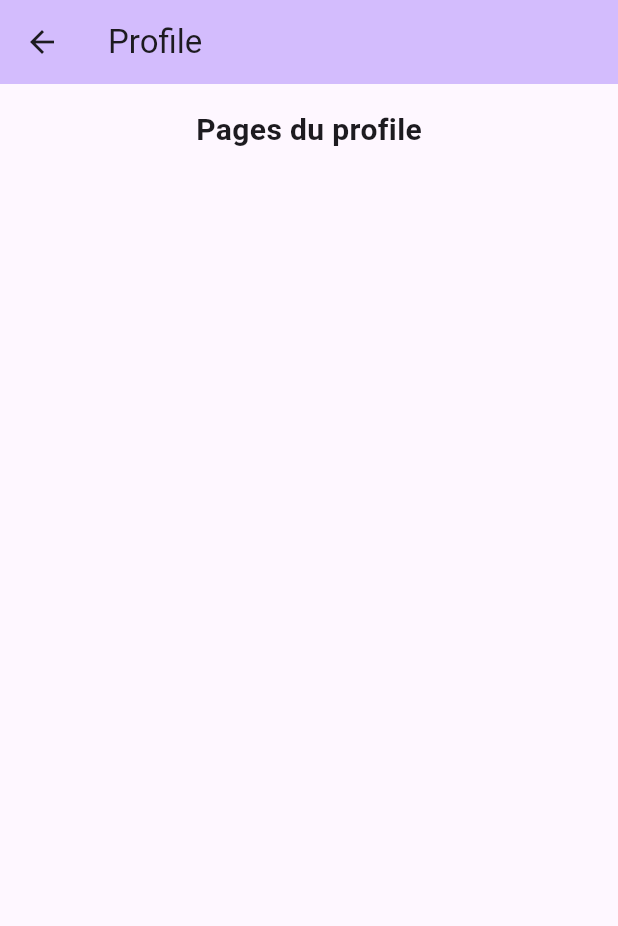
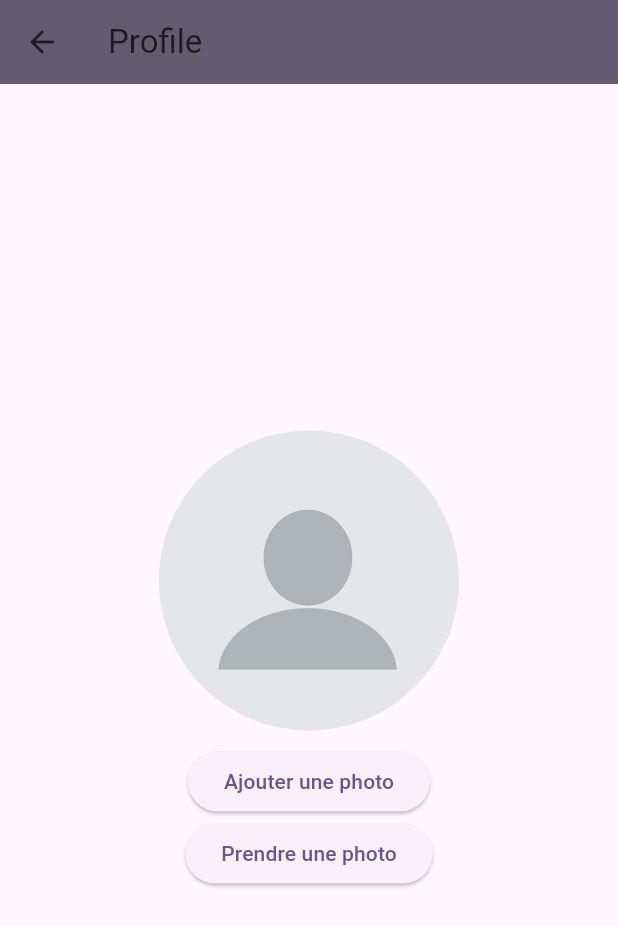
Before and after one commit to Kevin4815/Appli_music, a Flutter app: the ProfilePage screen opened directly, on a phone screen of 412 x 824 dp. Shown: the top 926 px of the screen. Run offline on Flutter 3.47's test engine with Material 3 defaults, Android fonts, the phone set to English and light mode, and no system bars; our stand-ins replace cloud_firestore, firebase_auth, firebase_core, image_picker; accounts and stored records are empty; network calls fail.

Commit message:
ajout photo page profile

```diff
--- a/appli_music/lib/navbar_screens/profile_page.dart
+++ b/appli_music/lib/navbar_screens/profile_page.dart
@@ -1,8 +1,10 @@
+import 'dart:io';
+
 import 'package:flutter/material.dart';
-
+import 'package:image_picker/image_picker.dart';
 
 class ProfilePage extends StatefulWidget {
-  const ProfilePage({super.key, required this.title});
+  const ProfilePage({Key? key, required this.title}) : super(key: key);
 
   final String title;
 
@@ -11,30 +13,60 @@ class ProfilePage extends StatefulWidget {
 }
 
 class _ProfilePage extends State<ProfilePage> {
+  late ImageProvider<Object> _profileImage = const AssetImage('assets/profil_vide.jpg');
+
+  final ImagePicker picker = ImagePicker();
+
+  _chooseImage() async {
+    final XFile? pickedFile = await picker.pickImage(source: ImageSource.gallery);
+
+    if (pickedFile != null) {
+      setState(() {
+        _profileImage = FileImage(File(pickedFile.path));
+      });
+    }
+  }
+
+  _pickImage() async {
+    final XFile? pickedFile = await picker.pickImage(source: ImageSource.camera);
+
+    if (pickedFile != null) {
+      setState(() {
+        _profileImage = FileImage(File(pickedFile.path));
+      });
+    }
+  }
 
   @override
   Widget build(BuildContext context) {
-
     Widget title = Container(
       alignment: Alignment.topCenter,
       constraints: const BoxConstraints(maxHeight: 170.0),
       padding: const EdgeInsets.all(16.0),
-      child: const Row(
+      child: Column(
         mainAxisAlignment: MainAxisAlignment.center,
         children: [
-          Text(
-            'Pages du profile',
-            style: TextStyle(fontWeight: FontWeight.bold, fontSize: 20),
+          CircleAvatar(
+            radius: 100.0,
+            backgroundImage: _profileImage,
+          ),
+          const SizedBox(height: 10.0),
+          ElevatedButton(
+            onPressed: _chooseImage,
+            child: const Text('Ajouter une photo'),
+          ),
+          ElevatedButton(
+            onPressed: _pickImage,
+            child: const Text('Prendre une photo'),
           ),
         ],
       ),
     );
 
-
-   return Scaffold(
+    return Scaffold(
       resizeToAvoidBottomInset: false,
       appBar: AppBar(
-        backgroundColor: Theme.of(context).colorScheme.inversePrimary,
+        backgroundColor: Theme.of(context).colorScheme.secondary,
         title: Text(widget.title),
       ),
       body: Center(
--- a/appli_music/pubspec.yaml
+++ b/appli_music/pubspec.yaml
@@ -40,6 +40,9 @@ dependencies:
   fluttertoast: ^8.2.4
   http: ^1.1.0
   cloud_firestore: ^4.13.6
+  form_validator: ">=0.1.1 <2.0.0"
+  flutter_pw_validator: ^1.6.0
+  image_picker: ^1.0.7
 
 dev_dependencies:
   flutter_test:
@@ -64,7 +67,8 @@ flutter:
   uses-material-design: true
 
   # To add assets to your application, add an assets section, like this:
-  # assets:
+  assets:
+    - assets/profil_vide.jpg
   #   - images/a_dot_burr.jpeg
   #   - images/a_dot_ham.jpeg
 
```
Also changed, not shown: appli_music/lib/Auth/login.dart (+22 -12 lines), appli_music/lib/Auth/music_style.dart (+12 -3 lines), appli_music/lib/Auth/register.dart (+54 -11 lines), appli_music/assets/profil_vide.jpg (added), appli_music/lib/firebase_options.dart (added), appli_music/pubspec.lock.
